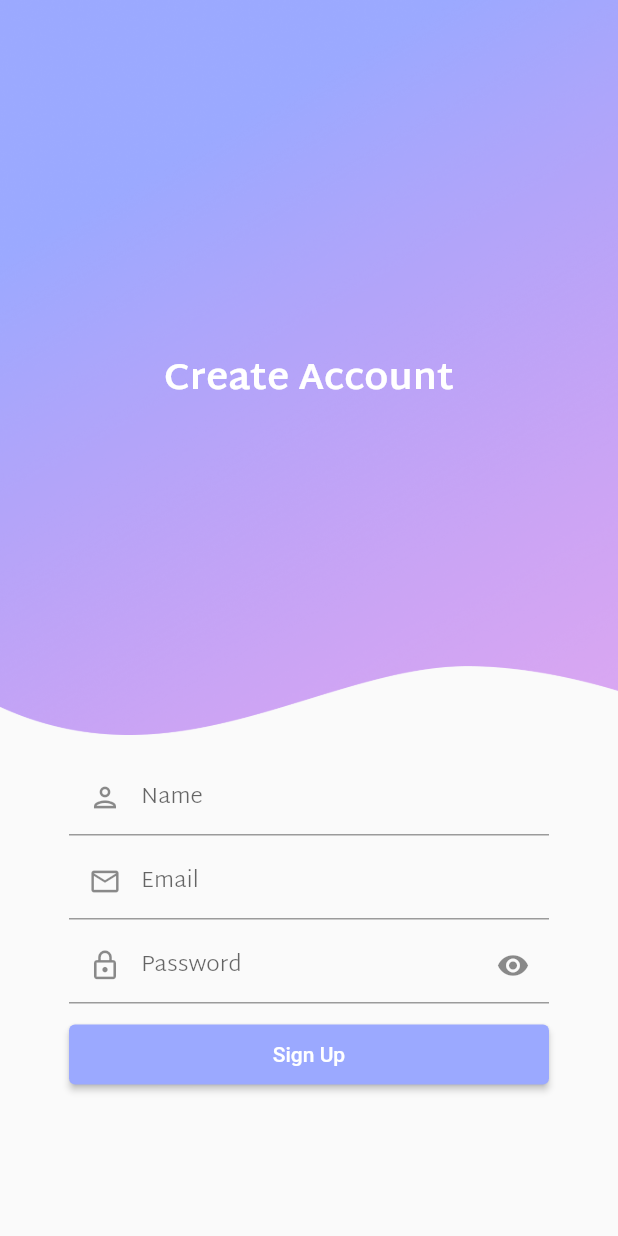
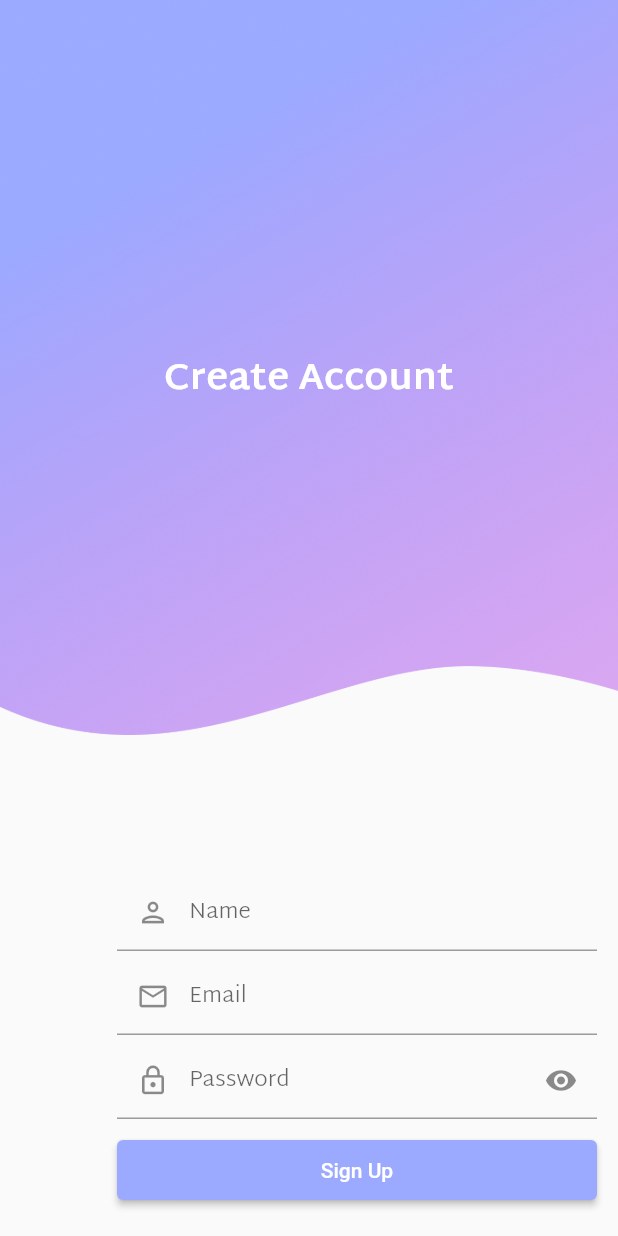
Before and after one commit to Mahalinoro/quicksale, a Flutter app: the SignUp screen opened by its route, after a tap on "Sign Up", on a phone screen of 412 x 824 dp. Run offline on Flutter 3.47's test engine with Material 2 defaults, Android fonts, the phone set to English and light mode, and no system bars; our stand-ins replace firebase_auth, firebase_core, flutter_local_notifications, flutter_spinkit, timezone; accounts and stored records are empty; statements that could not run were skipped.

Commit message:
signup-update

```diff
--- a/lib/views/authentication_views_screen/signup.views.dart
+++ b/lib/views/authentication_views_screen/signup.views.dart
@@ -1,7 +1,11 @@
+import 'package:Quicksale/views/shop_views_screen/discover.views.dart';
+import 'package:firebase_core/firebase_core.dart';
 import 'package:flutter/material.dart';
+import 'package:firebase_auth/firebase_auth.dart';
 
 class SignUp extends StatelessWidget {
   static const String id = 'SignUp';
+
   @override
   Widget build(BuildContext context) {
     return Scaffold(
@@ -14,6 +18,8 @@ class SignUp extends StatelessWidget {
         ),
         Container(
           child: Column(
+            mainAxisAlignment: MainAxisAlignment.start,
+            crossAxisAlignment: CrossAxisAlignment.start,
             children: [
               Row(mainAxisAlignment: MainAxisAlignment.center, children: [
                 Container(
@@ -28,17 +34,25 @@ class SignUp extends StatelessWidget {
                   ),
                 )
               ]),
-              Row(mainAxisAlignment: MainAxisAlignment.center, children: [
+            ],
+          ),
+        ),
+        Positioned(
+          bottom: 20,
+          right: 14,
+          child: Row(
+              mainAxisAlignment: MainAxisAlignment.center,
+              crossAxisAlignment: CrossAxisAlignment.start,
+              children: [
                 Container(
-                    padding: EdgeInsets.only(top: 230),
+                    padding: EdgeInsets.only(top: 160),
+                    // decoration: BoxDecoration(color: Colors.black),
                     child: SizedBox(
                       width: 320,
                       child: SignUpForm(),
                     )),
               ]),
-            ],
-          ),
-        )
+        ),
       ],
     ));
   }
@@ -55,6 +69,10 @@ class SignUpForm extends StatefulWidget {
 // This class holds data related to the form.
 class SignUpFormState extends State<SignUpForm> {
   final _formKey = GlobalKey<FormState>();
+  String email;
+  String password;
+  String name;
+  final _auth = FirebaseAuth.instance;
 
   @override
   Widget build(BuildContext context) {
@@ -64,7 +82,11 @@ class SignUpFormState extends State<SignUpForm> {
       child: Column(
         crossAxisAlignment: CrossAxisAlignment.start,
         children: <Widget>[
-          TextFormField(
+          TextField(
+            keyboardType: TextInputType.name,
+            onChanged: (value) {
+              name = value;
+            },
             style: TextStyle(
                 fontSize: 15,
                 fontWeight: FontWeight.w300,
@@ -77,7 +99,11 @@ class SignUpFormState extends State<SignUpForm> {
           // The validator receives the text that the user has entered.
           Padding(
             padding: const EdgeInsets.only(top: 5),
-            child: TextFormField(
+            child: TextField(
+              keyboardType: TextInputType.emailAddress,
+              onChanged: (value) {
+                email = value;
+              },
               style: TextStyle(
                   fontSize: 15,
                   fontWeight: FontWeight.w300,
@@ -90,7 +116,12 @@ class SignUpFormState extends State<SignUpForm> {
 
           Padding(
             padding: const EdgeInsets.only(top: 5, bottom: 10),
-            child: TextFormField(
+            child: TextField(
+              obscureText: true,
+              keyboardType: TextInputType.visiblePassword,
+              onChanged: (value) {
+                password = value;
+              },
               style: TextStyle(
                   fontSize: 15,
                   fontWeight: FontWeight.w300,
@@ -113,8 +144,16 @@ class SignUpFormState extends State<SignUpForm> {
                   padding: MaterialStateProperty.all<EdgeInsets>(
                       EdgeInsets.symmetric(horizontal: 12, vertical: 12)),
                 ),
-                onPressed: () {
-                  Navigator.pushNamed(context, SignUp.id);
+                onPressed: () async {
+                  try {
+                    final newUser = await _auth.createUserWithEmailAndPassword(
+                        email: email, password: password);
+                    if (newUser != null) {
+                      Navigator.pushNamed(context, Discover.id);
+                    }
+                  } catch (e) {
+                    print(e);
+                  }
                 },
               ),
             ),
```
